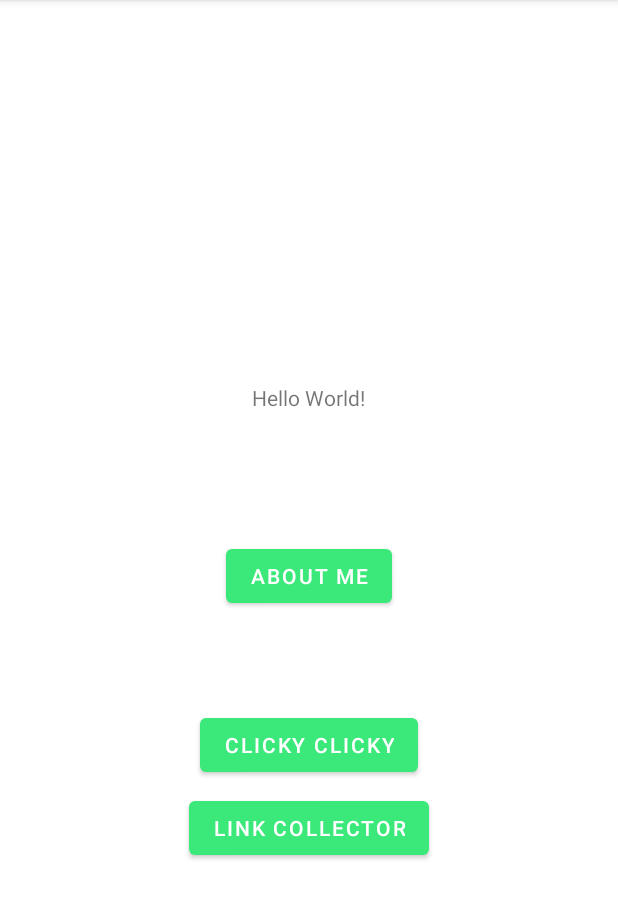
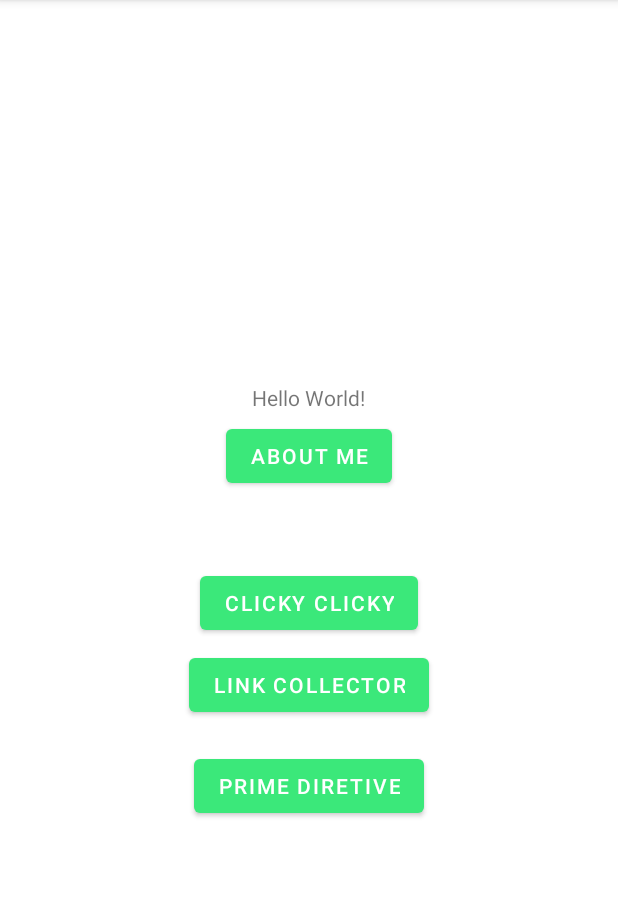
Before and after one commit to snoopppy/A1-First-App, an Android app: the screen it shows after launch (MainActivity), on a phone screen of 412 x 824 dp, the part 84-1003 px from its top. Run offline under Robolectric (Android 15) with nearby library versions, the phone set to English and light mode, and no system bars.

Commit message:
set up all buttons, textviews, checkbox required

```diff
--- a/app/src/main/AndroidManifest.xml
+++ b/app/src/main/AndroidManifest.xml
@@ -12,6 +12,9 @@
         android:supportsRtl="true"
         android:theme="@style/Theme.NUMAD23Sp_BolangYu"
         tools:targetApi="31">
+        <activity
+            android:name=".PrimeDirective"
+            android:exported="false" />
         <activity
             android:name=".MainActivity5"
             android:exported="false" />
--- a/app/src/main/java/edu/northeastern/numad23sp_bolangyu/MainActivity.java
+++ b/app/src/main/java/edu/northeastern/numad23sp_bolangyu/MainActivity.java
@@ -14,6 +14,8 @@ public class MainActivity extends AppCompatActivity {
     private Button Clicky;
 
     private Button link;
+
+    private Button prime;
     @Override
     protected void onCreate(Bundle savedInstanceState) {
         super.onCreate(savedInstanceState);
@@ -22,6 +24,7 @@ public class MainActivity extends AppCompatActivity {
         button = (Button) findViewById(R.id.button);
         Clicky = (Button) findViewById(R.id.click);
         link = (Button) findViewById(R.id.linkCollector);
+        prime = (Button) findViewById(R.id.prime);
         button.setOnClickListener(new View.OnClickListener() {
             @Override
             public void onClick(View view) {
@@ -44,6 +47,13 @@ public class MainActivity extends AppCompatActivity {
                 openlink();
             }
         });
+
+        prime.setOnClickListener(new View.OnClickListener() {
+            @Override
+            public void onClick(View view) {
+                openPrime();
+            }
+        });
     }
 
     public void openAboutMe(){
@@ -60,4 +70,9 @@ public class MainActivity extends AppCompatActivity {
         Intent intent = new Intent(this, MainActivity4.class);
         startActivity(intent);
     }
+
+    public void openPrime(){
+        Intent intent = new Intent(this, PrimeDirective.class);
+        startActivity(intent);
+    }
 }
--- a/app/src/main/res/layout/activity_main.xml
+++ b/app/src/main/res/layout/activity_main.xml
@@ -4,7 +4,8 @@
     xmlns:tools="http://schemas.android.com/tools"
     android:layout_width="match_parent"
     android:layout_height="match_parent"
-    tools:context=".MainActivity">
+    tools:context=".MainActivity"
+  >
 
     <TextView
         android:layout_width="wrap_content"
@@ -23,7 +24,9 @@
         android:id="@+id/button"
         android:layout_width="wrap_content"
         android:layout_height="wrap_content"
-        android:layout_centerInParent="true"
+        android:layout_alignParentTop="true"
+        android:layout_centerHorizontal="true"
+        android:layout_marginTop="280dp"
         android:text="About Me"
         tools:layout_editor_absoluteX="149dp"
         tools:layout_editor_absoluteY="331dp" />
@@ -33,8 +36,9 @@
         android:layout_width="wrap_content"
         android:layout_height="wrap_content"
         android:layout_alignParentBottom="true"
-        android:layout_centerHorizontal="true"
-        android:layout_marginBottom="247dp"
+        android:layout_centerInParent="true"
+        android:layout_marginTop="280dp"
+        android:layout_marginBottom="342dp"
         android:text="Clicky Clicky"
         tools:layout_editor_absoluteX="149dp"
         tools:layout_editor_absoluteY="331dp" />
@@ -45,7 +49,17 @@
         android:layout_height="wrap_content"
         android:layout_alignParentBottom="true"
         android:layout_centerHorizontal="true"
-        android:layout_marginBottom="192dp"
+        android:layout_marginBottom="287dp"
         android:text="Link Collector" />
 
+    <Button
+        android:id="@+id/prime"
+        android:layout_width="wrap_content"
+        android:layout_height="wrap_content"
+        android:layout_alignParentBottom="true"
+        android:layout_centerHorizontal="true"
+        android:layout_marginBottom="220dp"
+        android:text="Prime Diretive" />
+
+
 </RelativeLayout>
```
Also changed, not shown: app/src/main/java/edu/northeastern/numad23sp_bolangyu/PrimeDirective.java (added, +35 -0 lines), app/src/main/res/layout/activity_prime_directive.xml (added, +87 -0 lines).
